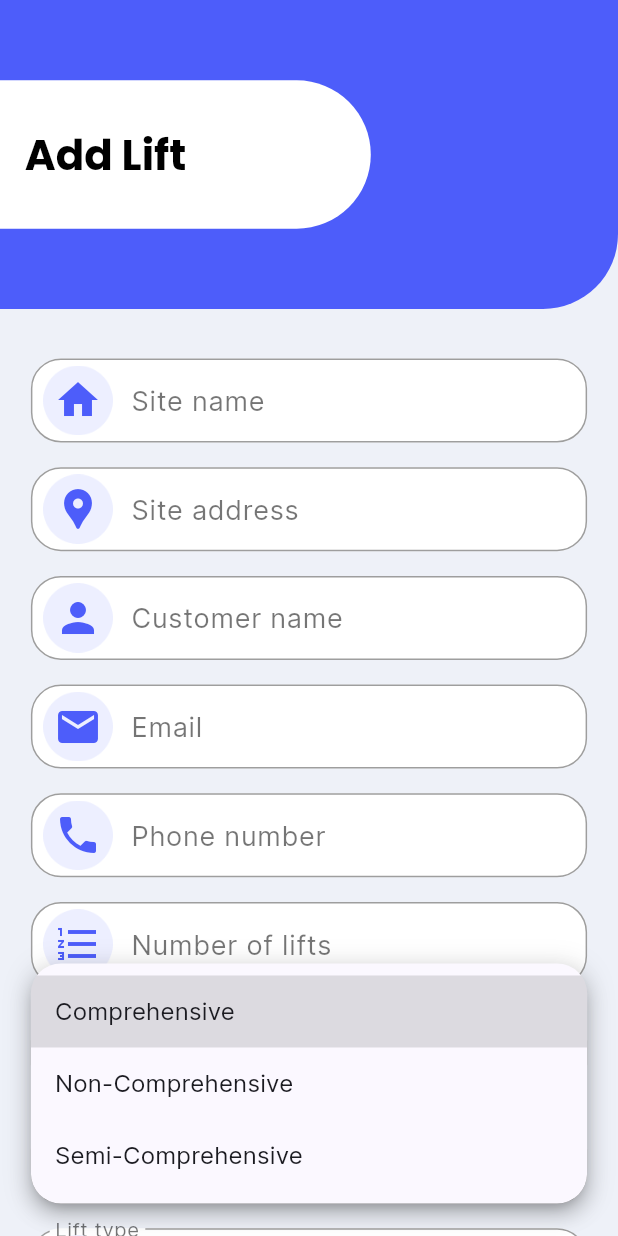
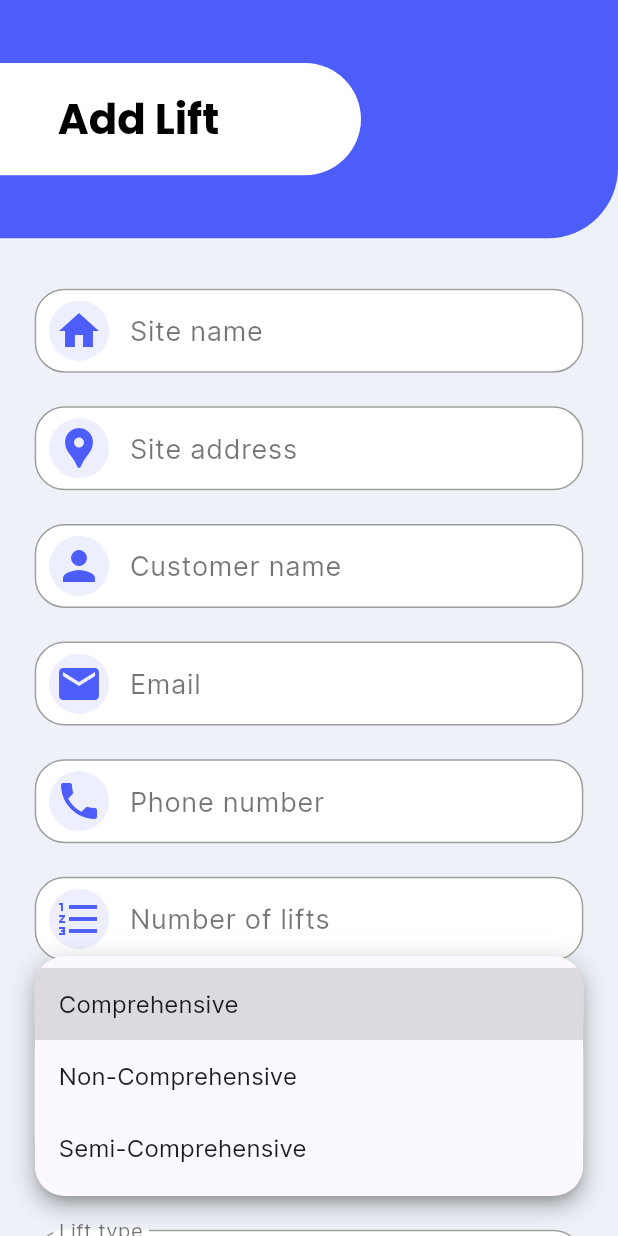
Before and after one commit to iam-niraj/neerp, a Flutter app: the AddLift screen opened directly, after a tap on "AMC type", on a phone screen of 412 x 824 dp. Run offline on Flutter 3.47's test engine with Material 2 defaults, Android fonts, the phone set to English and light mode, and no system bars; our stand-ins replace flutter_screenutil, get, rive.

Commit message:
added responsiveness

```diff
--- a/lib/screens/Add Lift/addLift.dart
+++ b/lib/screens/Add Lift/add_lift.dart
@@ -1,11 +1,11 @@
 import 'package:flutter/foundation.dart';
 import 'package:flutter/material.dart';
+import 'package:flutter_screenutil/flutter_screenutil.dart';
 import 'package:get/get.dart';
 import 'package:intl/intl.dart';
 import 'package:neerp/utils/colors.dart';
 import 'package:neerp/utils/components/appBar.dart';
 import 'package:neerp/utils/components/drop_down_text_field.dart';
-import 'package:neerp/utils/extensions.dart';
 import 'package:neerp/utils/components/date_text_field.dart';
 import 'package:neerp/utils/components/text_field.dart';
 
@@ -18,31 +18,28 @@ class AddLift extends StatefulWidget {
 
 class _AddLiftState extends State<AddLift> {
   final _formKey = GlobalKey<FormState>();
-  final TextEditingController _pass = TextEditingController();
-  final TextEditingController _confirmPass = TextEditingController();
+  /* final TextEditingController _pass = TextEditingController();
+  final TextEditingController _confirmPass = TextEditingController(); */
   final TextEditingController _emailController = TextEditingController();
-  final textHt = Get.height - 90.0.hp;
-  final textWt = Get.width - 10.0.wp;
+  final textHt = Get.height - 90.0.h;
+  final textWt = Get.width - 10.0.w;
   DateTime _selectedDate = DateTime.now();
 
   @override
   Widget build(BuildContext context) {
-    final screenWidth = MediaQuery.of(context).size.width;
-    final screenHeight = MediaQuery.of(context).size.height;
     return Scaffold(
       resizeToAvoidBottomInset: false,
-      body: SingleChildScrollView(
-        child: SafeArea(
+      body: SafeArea(
         bottom: false,
+        child: SingleChildScrollView(
           child: Column(
             crossAxisAlignment: CrossAxisAlignment.start,
             children: [
-              MyAppBar(
-                width: 40.0.wp,
+              const MyAppBar(
                 title: "Add Lift",
               ),
               SizedBox(
-                height: 4.0.hp,
+                height: 24.h,
               ),
               Form(
                 key: _formKey,
@@ -54,26 +51,17 @@ class _AddLiftState extends State<AddLift> {
                       obscureText: false,
                       keyboardType: TextInputType.text,
                     ),
-                    SizedBox(
-                      height: 2.0.hp,
-                    ),
                     MyTextField(
                       labelText: "Site address",
                       icon: Icons.location_pin,
                       obscureText: false,
                       keyboardType: TextInputType.text,
                     ),
-                    SizedBox(
-                      height: 2.0.hp,
-                    ),
                     MyTextField(
                       labelText: "Customer name",
                       icon: Icons.person,
                       obscureText: false,
                       keyboardType: TextInputType.text,
-                    ),
-                    SizedBox(
-                      height: 2.0.hp,
                     ),
                     MyTextField(
                       controller: _emailController,
@@ -82,17 +70,11 @@ class _AddLiftState extends State<AddLift> {
                       obscureText: false,
                       keyboardType: TextInputType.emailAddress,
                     ),
-                    SizedBox(
-                      height: 2.0.hp,
-                    ),
                     MyTextField(
                       labelText: "Phone number",
                       icon: Icons.phone,
                       obscureText: false,
                       keyboardType: TextInputType.number,
-                    ),
-                    SizedBox(
-                      height: 2.0.hp,
                     ),
                     MyTextField(
                       labelText: "Number of lifts",
@@ -100,43 +82,31 @@ class _AddLiftState extends State<AddLift> {
                       obscureText: false,
                       keyboardType: TextInputType.number,
                     ),
-                    SizedBox(
-                      height: 2.0.hp,
-                    ),
                     MyTextField(
                       labelText: "Number of floors",
                       icon: Icons.house,
                       obscureText: false,
                       keyboardType: TextInputType.number,
                     ),
-                    SizedBox(
-                      height: 2.0.hp,
-                    ),
                     DropDownTextField(
                       labelText: "AMC type",
                       icon: Icons.list_alt,
-                      values: [
+                      values: const [
                         "Comprehensive",
                         "Non-Comprehensive",
                         "Semi-Comprehensive"
                       ],
                     ),
-                    SizedBox(
-                      height: 2.0.hp,
-                    ),
                     DropDownTextField(
                       labelText: "Lift type",
                       icon: Icons.elevator_sharp,
-                      values: [
+                      values: const [
                         "Passenger Lift",
                         "Goods Lift",
                         "Capsule Lift",
                         "Dumbwaiter Lift",
                         "Hospital Lift"
                       ],
-                    ),
-                    SizedBox(
-                      height: 2.0.hp,
                     ),
                     DateTextField(
                       title: "Start Date",
@@ -146,9 +116,6 @@ class _AddLiftState extends State<AddLift> {
                         _getDateFromUser();
                       },
                     ),
-                    SizedBox(
-                      height: 2.0.hp,
-                    ),
                     DateTextField(
                       title: "Expire Date",
                       icon: Icons.calendar_month_sharp,
@@ -157,17 +124,11 @@ class _AddLiftState extends State<AddLift> {
                         _getDateFromUser();
                       },
                     ),
-                    SizedBox(
-                      height: 2.0.hp,
-                    ),
                     MyTextField(
                       labelText: "Number of services",
                       icon: Icons.miscellaneous_services_sharp,
                       obscureText: false,
                       keyboardType: TextInputType.number,
-                    ),
-                    SizedBox(
-                      height: 2.0.hp,
                     ),
                     MyTextField(
                       labelText: "Amount",
@@ -175,34 +136,33 @@ class _AddLiftState extends State<AddLift> {
                       obscureText: false,
                       keyboardType: TextInputType.number,
                     ),
-                    SizedBox(
-                      height: 2.0.hp,
-                    ),
-                    SizedBox(
-                      height: 3.0.hp,
-                    ),
-                    Align(
+                    Padding(
+                      padding: EdgeInsets.symmetric(
+                          horizontal: 24.w, vertical: 12.h),
+                      child: Align(
                         alignment: Alignment.bottomCenter,
                         child: Container(
-                        height: 7.0.hp,
-                        width: textWt,
-                        decoration: BoxDecoration(
+                          height: 58.h,
+                          width: double.infinity,
+                          decoration: const BoxDecoration(
                             color: kPrimaryColor,
                             borderRadius: BorderRadius.all(
                               Radius.circular(20),
                             ),
                           ),
-                        child: Center(
+                          child: const Center(
                             child: Text(
                               "Continue",
                               textAlign: TextAlign.center,
-                            style: TextStyle(color: Colors.white, fontSize: 25),
+                              style:
+                                  TextStyle(color: Colors.white, fontSize: 25),
+                            ),
                           ),
                         ),
                       ),
                     ),
                     SizedBox(
-                      height: 5.0.hp,
+                      height: 5.0.h,
                     )
                   ],
                 ),
--- a/lib/screens/Dashboard/components/user_set.dart
+++ b/lib/screens/Dashboard/components/user_set.dart
@@ -1,6 +1,5 @@
 import 'package:flutter/material.dart';
 import 'package:neerp/utils/constants.dart';
-import 'package:neerp/utils/extensions.dart';
 
 class UserSet extends StatelessWidget {
   const UserSet(
@@ -32,8 +31,6 @@ class UserSet extends StatelessWidget {
           ),
           icon2 != null
               ? Positioned(
-                  left: -0.5.wp,
-                  bottom: 3.5.hp,
                   child: Opacity(
                     opacity: 0.9,
                     child: Image.asset(
@@ -45,7 +42,7 @@ class UserSet extends StatelessWidget {
                 )
               : Container(),
           Padding(
-            padding: EdgeInsets.only(bottom: 1.0.hp),
+            padding: EdgeInsets.only(bottom: 1.0),
             child: Align(
               alignment: Alignment.bottomCenter,
               child: Text(
--- a/lib/utils/components/appBar.dart
+++ b/lib/utils/components/appBar.dart
@@ -1,27 +1,24 @@
 // ignore_for_file: file_names
 
 import 'package:flutter/material.dart';
+import 'package:flutter_screenutil/flutter_screenutil.dart';
 import 'package:neerp/utils/colors.dart';
-import 'package:neerp/utils/extensions.dart';
 
 class MyAppBar extends StatelessWidget {
   const MyAppBar({
     super.key,
-    required this.width,
     required this.title,
   });
-
-  final double width;
   final String title;
 
   @override
   Widget build(BuildContext context) {
     return Container(
-      height: MediaQuery.of(context).size.height - 75.0.hp,
-      decoration: const BoxDecoration(
+      height: 170.h,
+      decoration: BoxDecoration(
         color: kPrimaryColor,
         borderRadius: BorderRadius.only(
-          bottomRight: Radius.circular(50),
+          bottomRight: Radius.circular(50.r),
         ),
       ),
       child: Stack(
@@ -29,26 +26,25 @@ class MyAppBar extends StatelessWidget {
           Align(
             alignment: Alignment.centerLeft,
             child: Container(
-              height: MediaQuery.of(context).size.height - 88.0.hp,
-              width: MediaQuery.of(context).size.width - width,
-              decoration: const BoxDecoration(
+              height: 80.h,
+              width: 250.w,
+              decoration: BoxDecoration(
                 color: white,
                 borderRadius: BorderRadius.only(
-                  bottomRight: Radius.circular(50),
-                  topRight: Radius.circular(50),
+                  bottomRight: Radius.circular(50.r),
+                  topRight: Radius.circular(50.r),
                 ),
               ),
               child: Padding(
-                padding: EdgeInsets.only(left: 4.0.wp),
+                padding: EdgeInsets.only(left: 40.0.w),
                 child: Align(
                   alignment: Alignment.centerLeft,
                   child: Text(
                     title,
                     style: Theme.of(context).textTheme.headlineMedium!.copyWith(
-                          color: Colors.black,
-                          fontWeight: FontWeight.bold,
-                          fontFamily: "Poppins"
-                        ),
+                        color: Colors.black,
+                        fontWeight: FontWeight.bold,
+                        fontFamily: "Poppins"),
                   ),
                 ),
               ),
--- a/lib/utils/components/date_text_field.dart
+++ b/lib/utils/components/date_text_field.dart
@@ -1,17 +1,14 @@
 // ignore_for_file: prefer_const_constructors, prefer_typing_uninitialized_variables, non_constant_identifier_names, must_be_immutable, file_names
 
 import 'package:flutter/material.dart';
-import 'package:get/get.dart';
+import 'package:flutter_screenutil/flutter_screenutil.dart';
 import 'package:neerp/utils/colors.dart';
-import 'package:neerp/utils/extensions.dart';
 
 class DateTextField extends StatelessWidget {
   final String title;
   final String hint;
   final TextEditingController? controller;
   final IconData icon;
-  final textHt = Get.height - 91.0.hp;
-  final textWt = Get.width - 10.0.wp;
   final Function() onTap;
 
   DateTextField(
@@ -25,8 +22,8 @@ class DateTextField extends StatelessWidget {
 
   @override
   Widget build(BuildContext context) {
-    return SizedBox(
-      width: textWt,
+    return Padding(
+      padding: EdgeInsets.symmetric(horizontal: 24.w, vertical: 12.h),
       child: TextFormField(
         readOnly: true,
         autofocus: false,
@@ -35,10 +32,10 @@ class DateTextField extends StatelessWidget {
         decoration: InputDecoration(
           prefixIcon: Container(
             margin: EdgeInsets.symmetric(
-              horizontal: 2.0.wp,
+              horizontal: 20.w,
             ),
-            height: textWt / 8,
-            width: textWt / 8,
+            height: 40,
+            width: 40,
             child: Stack(
               children: [
                 Positioned.fill(child: Image.asset("assets/images/bg.png")),
--- a/lib/utils/components/drop_down_text_field.dart
+++ b/lib/utils/components/drop_down_text_field.dart
@@ -1,13 +1,10 @@
 // ignore_for_file: prefer_const_constructors, prefer_typing_uninitialized_variables, use_key_in_widget_constructors, avoid_unnecessary_containers, file_names, body_might_complete_normally_nullable, sort_child_properties_last, prefer_const_literals_to_create_immutables
 
 import 'package:flutter/material.dart';
-import 'package:get/get.dart';
+import 'package:flutter_screenutil/flutter_screenutil.dart';
 import 'package:neerp/utils/colors.dart';
-import 'package:neerp/utils/extensions.dart';
 
 class DropDownTextField extends StatelessWidget {
-  final textHt = Get.height - 90.0.hp;
-  final textWt = Get.width - 10.0.wp;
   final String labelText;
   final IconData icon;
   final List<String> values;
@@ -18,9 +15,8 @@ class DropDownTextField extends StatelessWidget {
 
   @override
   Widget build(BuildContext context) {
-    return SizedBox(
-      // height: textHt,
-      width: textWt,
+    return Padding(
+      padding: EdgeInsets.symmetric(horizontal: 24.w, vertical: 12.h),
       child: ButtonTheme(
         alignedDropdown: true,
         child: DropdownButtonFormField(
@@ -31,10 +27,10 @@ class DropDownTextField extends StatelessWidget {
           decoration: InputDecoration(
             prefixIcon: Container(
               margin: EdgeInsets.symmetric(
-                horizontal: 2.0.wp,
+                horizontal: 10.w,
               ),
-              height: textWt / 8,
-              width: textWt / 8,
+              height: 40,
+              width: 40,
               child: Stack(
                 children: [
                   Positioned.fill(child: Image.asset("assets/images/bg.png")),
--- a/lib/utils/components/text_field.dart
+++ b/lib/utils/components/text_field.dart
@@ -1,13 +1,10 @@
 // ignore_for_file: prefer_const_constructors, prefer_typing_uninitialized_variables, use_key_in_widget_constructors, avoid_unnecessary_containers, file_names, body_might_complete_normally_nullable
 
 import 'package:flutter/material.dart';
-import 'package:get/get.dart';
+import 'package:flutter_screenutil/flutter_screenutil.dart';
 import 'package:neerp/utils/colors.dart';
-import 'package:neerp/utils/extensions.dart';
 
 class MyTextField extends StatelessWidget {
-  final textHt = Get.height - 90.0.hp;
-  final textWt = Get.width - 10.0.wp;
   final String labelText;
   final IconData icon;
   final bool obscureText;
@@ -24,9 +21,8 @@ class MyTextField extends StatelessWidget {
 
   @override
   Widget build(BuildContext context) {
-    return SizedBox(
-      //height: textHt,
-      width: textWt,
+    return Padding(
+      padding: EdgeInsets.symmetric(horizontal: 24.w, vertical: 12.h),
       child: TextFormField(
           controller: controller,
           obscureText: obscureText,
@@ -35,10 +31,10 @@ class MyTextField extends StatelessWidget {
           decoration: InputDecoration(
             prefixIcon: Container(
               margin: EdgeInsets.symmetric(
-                horizontal: 2.0.wp,
+                horizontal: 10.0.w,
               ),
-              height: textWt / 8,
-              width: textWt / 8,
+              height: 40,
+              width: 40,
               child: Stack(
                 children: [
                   Positioned.fill(child: Image.asset("assets/images/bg.png")),
--- a/lib/utils/constants.dart
+++ b/lib/utils/constants.dart
@@ -1,10 +1,10 @@
 import 'package:flutter/material.dart';
+import 'package:flutter_screenutil/flutter_screenutil.dart';
 import 'package:neerp/utils/colors.dart';
-import 'package:neerp/utils/extensions.dart';
 
 final bigText = TextStyle(
   fontFamily: 'Intel',
-  fontSize: 12.0.sp,
+  fontSize: 24.0.sp,
   color: black,
 );
 
@@ -15,7 +15,7 @@ final description = TextStyle(
 
 final mediumText = TextStyle(
   fontFamily: 'Intel',
-  fontSize: 10.0.sp,
+  fontSize: 20.0.sp,
 );
 
 final smallText = TextStyle(
--- a/lib/utils/theme/theme.dart
+++ b/lib/utils/theme/theme.dart
@@ -38,5 +38,6 @@ ThemeData theme(ThemeMode mode, ThemeSettings settings) {
             filled: true,
             fillColor: Colors.white,
           )
-          : null);
+        : null,
+  );
 }
--- a/pubspec.yaml
+++ b/pubspec.yaml
@@ -38,6 +38,7 @@ dependencies:
   rive: ^0.9.1
   get: ^4.6.5
   intl:
+  flutter_screenutil:
 
 dev_dependencies:
   flutter_test:
```
Also changed, not shown: lib/main.dart (+8 -4 lines), lib/screens/Add User/addUser.dart (+20 -50 lines), lib/screens/CompletedActivity/completed_activity.dart (+9 -8 lines), lib/screens/Dashboard/components/dashboard_set1.dart (+8 -14 lines), lib/screens/Dashboard/components/dashboard_set2.dart (+4 -5 lines), lib/screens/Dashboard/dashboard_view.dart (+11 -19 lines), lib/screens/Lift List/components/button.dart (+8 -11 lines), lib/screens/Lift List/components/lift_card.dart (+11 -24 lines), lib/screens/Lift List/components/lift_data_card.dart (+4 -4 lines), lib/screens/Lift List/lift_list_view.dart (+4 -9 lines), lib/utils/extensions.dart (deleted, +0 -10 lines), pubspec.lock. Lines whose indentation alone changed are shown as unchanged.
